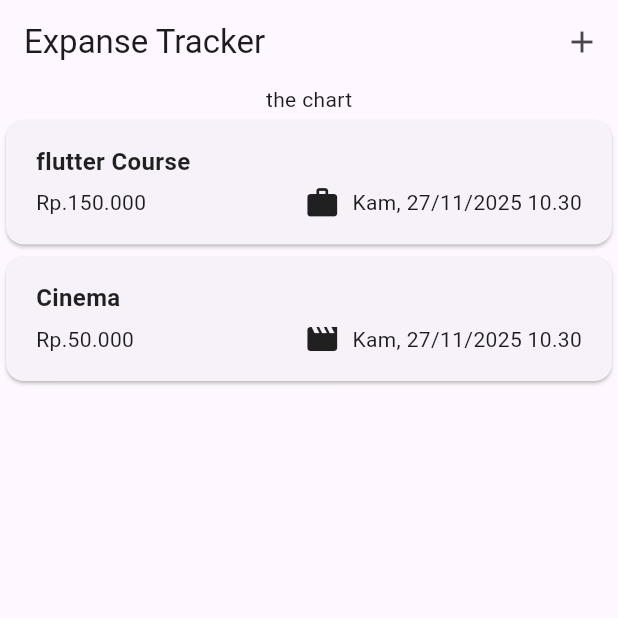
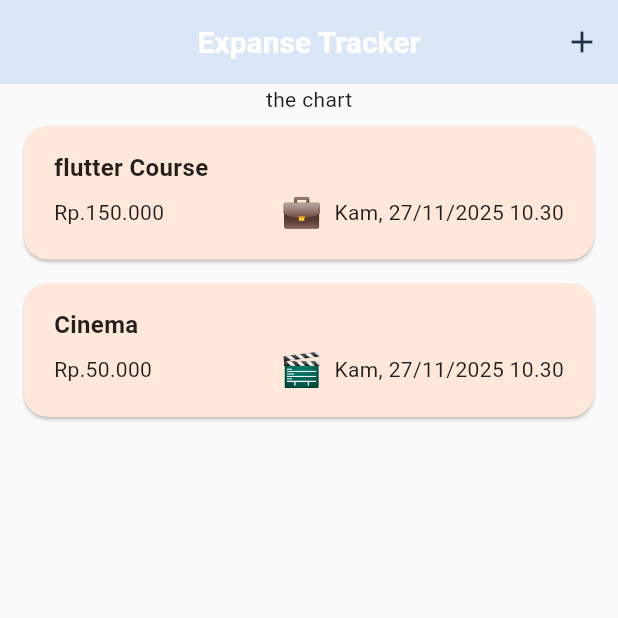
Before and after one commit to themasfebrianto/expense_tracker, a Flutter app: the screen it shows after launch, on a phone screen of 412 x 824 dp, the top half of it. Run offline on Flutter 3.47's test engine with Material 3 defaults, Android fonts, the phone set to English and light mode, and no system bars.

Commit message:
add color scheme

```diff
--- a/lib/Presentation/widgets/expense_item.dart
+++ b/lib/Presentation/widgets/expense_item.dart
@@ -34,7 +34,10 @@ class ExpenseItem extends StatelessWidget {
                 const Spacer(),
                 Row(
                   children: [
-                    Icon(categoryIcons[expenseModel.category]),
+                    Text(
+                      categoryIcons[expenseModel.category]!,
+                      style: const TextStyle(fontSize: 22),
+                    ),
                     const SizedBox(width: 8),
                     Text(expenseModel.formattedDate),
                   ],
--- /dev/null
+++ b/lib/core/constant/app_color_scheme.dart
@@ -0,0 +1,270 @@
+import 'package:flutter/material.dart';
+
+class AppTheme {
+  static final ColorScheme _colorScheme = const ColorScheme(
+    brightness: Brightness.light,
+
+    // Primary (Soft Blue)
+    primary: Color(0xFF7DA7D9),
+    onPrimary: Color(0xFFFFFFFF),
+    primaryContainer: Color(0xFFDBE7F6),
+    onPrimaryContainer: Color(0xFF203047),
+
+    // Secondary (Soft Purple)
+    secondary: Color(0xFFC7B7E5),
+    onSecondary: Color(0xFF33294A),
+    secondaryContainer: Color(0xFFEDE6F7),
+    onSecondaryContainer: Color(0xFF2C2240),
+
+    // Tertiary (Pastel Peach)
+    tertiary: Color(0xFFF3C5A1),
+    onTertiary: Color(0xFF4A2C20),
+    tertiaryContainer: Color(0xFFFFE8D9),
+    onTertiaryContainer: Color(0xFF3A2015),
+
+    // Surface palette
+    surface: Color(0xFFFAFAFA),
+    onSurface: Color(0xFF1F1F1F),
+    onSurfaceVariant: Color(0xFF46494E),
+    surfaceContainerHighest: Color(0xFFE7E9ED),
+
+    // Borders
+    outline: Color(0xFFB8BCC2),
+    outlineVariant: Color(0xFFDFE1E5),
+
+    // Error
+    error: Color(0xFFE28B8B),
+    onError: Color(0xFFFFFFFF),
+    errorContainer: Color(0xFFF8DADA),
+    onErrorContainer: Color(0xFF5E1F1F),
+
+    // Misc
+    inverseSurface: Color(0xFF303030),
+    onInverseSurface: Color(0xFFF0F0F0),
+    inversePrimary: Color(0xFFB3C9EB),
+    surfaceTint: Color(0xFF7DA7D9),
+    scrim: Color(0xFF000000),
+  );
+
+  static ColorScheme get colors => _colorScheme;
+
+  static ThemeData get light {
+    return ThemeData(
+      useMaterial3: true,
+      colorScheme: _colorScheme,
+
+      // -------------------------
+      // Typography (Full M3)
+      // -------------------------
+      textTheme: const TextTheme(
+        headlineLarge: TextStyle(fontWeight: FontWeight.w600, fontSize: 32),
+        headlineMedium: TextStyle(fontWeight: FontWeight.w600, fontSize: 28),
+        headlineSmall: TextStyle(fontWeight: FontWeight.w600, fontSize: 24),
+        bodyLarge: TextStyle(fontSize: 16, height: 1.4),
+        bodyMedium: TextStyle(fontSize: 14, height: 1.4),
+        bodySmall: TextStyle(fontSize: 12, height: 1.4),
+        labelLarge: TextStyle(fontWeight: FontWeight.w600),
+      ),
+
+      // -------------------------
+      // AppBar
+      // -------------------------
+      appBarTheme: AppBarTheme(
+        backgroundColor: _colorScheme.primaryContainer,
+        foregroundColor: _colorScheme.onPrimaryContainer,
+        elevation: 0,
+        centerTitle: true,
+        titleTextStyle: const TextStyle(
+          fontWeight: FontWeight.bold,
+          fontSize: 20,
+        ),
+      ),
+
+      // -------------------------
+      // NavigationBar (Bottom Nav)
+      // -------------------------
+      navigationBarTheme: NavigationBarThemeData(
+        backgroundColor: _colorScheme.surface,
+        indicatorColor: _colorScheme.primaryContainer,
+        labelBehavior: NavigationDestinationLabelBehavior.alwaysShow,
+        elevation: 3,
+      ),
+
+      // -------------------------
+      // FAB
+      // -------------------------
+      floatingActionButtonTheme: FloatingActionButtonThemeData(
+        backgroundColor: _colorScheme.primary,
+        foregroundColor: _colorScheme.onPrimary,
+        elevation: 3,
+        shape: RoundedRectangleBorder(borderRadius: BorderRadius.circular(16)),
+      ),
+
+      // -------------------------
+      // Buttons
+      // -------------------------
+      elevatedButtonTheme: ElevatedButtonThemeData(
+        style: ElevatedButton.styleFrom(
+          backgroundColor: _colorScheme.primary,
+          foregroundColor: _colorScheme.onPrimary,
+          textStyle: const TextStyle(fontWeight: FontWeight.w600),
+          shape: RoundedRectangleBorder(
+            borderRadius: BorderRadius.circular(12),
+          ),
+          padding: const EdgeInsets.symmetric(vertical: 14, horizontal: 20),
+        ),
+      ),
+
+      filledButtonTheme: FilledButtonThemeData(
+        style: FilledButton.styleFrom(
+          padding: const EdgeInsets.symmetric(vertical: 14),
+          shape: RoundedRectangleBorder(
+            borderRadius: BorderRadius.circular(12),
+          ),
+        ),
+      ),
+
+      outlinedButtonTheme: OutlinedButtonThemeData(
+        style: OutlinedButton.styleFrom(
+          foregroundColor: _colorScheme.primary,
+          side: BorderSide(color: _colorScheme.outline),
+          shape: RoundedRectangleBorder(
+            borderRadius: BorderRadius.circular(12),
+          ),
+        ),
+      ),
+
+      textButtonTheme: TextButtonThemeData(
+        style: TextButton.styleFrom(foregroundColor: _colorScheme.primary),
+      ),
+
+      // -------------------------
+      // Card
+      // -------------------------
+      cardTheme: CardThemeData(
+        elevation: 1,
+        margin: const EdgeInsets.symmetric(horizontal: 16, vertical: 8),
+        color: _colorScheme.tertiaryContainer,
+        shape: RoundedRectangleBorder(borderRadius: BorderRadius.circular(16)),
+      ),
+
+      // -------------------------
+      // TextField
+      // -------------------------
+      inputDecorationTheme: InputDecorationTheme(
+        filled: true,
+        fillColor: _colorScheme.surfaceContainerHighest,
+        floatingLabelBehavior: FloatingLabelBehavior.never,
+        contentPadding: const EdgeInsets.symmetric(
+          horizontal: 16,
+          vertical: 14,
+        ),
+        border: OutlineInputBorder(
+          borderRadius: BorderRadius.circular(14),
+          borderSide: BorderSide.none,
+        ),
+      ),
+
+      // -------------------------
+      // ListTile
+      // -------------------------
+      listTileTheme: ListTileThemeData(
+        tileColor: _colorScheme.surface,
+        iconColor: _colorScheme.primary,
+        shape: RoundedRectangleBorder(borderRadius: BorderRadius.circular(12)),
+      ),
+
+      // -------------------------
+      // Divider
+      // -------------------------
+      dividerTheme: DividerThemeData(
+        color: _colorScheme.outlineVariant,
+        space: 24,
+        thickness: 1,
+      ),
+
+      // -------------------------
+      // Chips
+      // -------------------------
+      chipTheme: ChipThemeData(
+        backgroundColor: _colorScheme.secondaryContainer,
+        selectedColor: _colorScheme.primaryContainer,
+        disabledColor: _colorScheme.surfaceContainerHighest,
+        labelStyle: TextStyle(color: _colorScheme.onSecondaryContainer),
+        secondaryLabelStyle: TextStyle(color: _colorScheme.onPrimaryContainer),
+        padding: const EdgeInsets.symmetric(horizontal: 8, vertical: 4),
+        shape: RoundedRectangleBorder(borderRadius: BorderRadius.circular(10)),
+        brightness: Brightness.light,
+      ),
+
+      // -------------------------
+      // Dialogs
+      // -------------------------
+      dialogTheme: DialogThemeData(
+        backgroundColor: _colorScheme.surface,
+        shape: RoundedRectangleBorder(borderRadius: BorderRadius.circular(20)),
+      ),
+
+      // -------------------------
+      // BottomSheet
+      // -------------------------
+      bottomSheetTheme: BottomSheetThemeData(
+        backgroundColor: _colorScheme.surface,
+        elevation: 3,
+        shape: const RoundedRectangleBorder(
+          borderRadius: BorderRadius.vertical(top: Radius.circular(24)),
+        ),
+      ),
+
+      // -------------------------
+      // SnackBar
+      // -------------------------
+      snackBarTheme: SnackBarThemeData(
+        backgroundColor: _colorScheme.primary,
+        contentTextStyle: TextStyle(color: _colorScheme.onPrimary),
+        behavior: SnackBarBehavior.floating,
+        shape: RoundedRectangleBorder(borderRadius: BorderRadius.circular(12)),
+      ),
+
+      // -------------------------
+      // Icon Theme
+      // -------------------------
+      iconTheme: IconThemeData(color: _colorScheme.primary, size: 22),
+
+      // -------------------------
+      // Dropdown Theme
+      // -------------------------
+      dropdownMenuTheme: DropdownMenuThemeData(
+        inputDecorationTheme: InputDecorationTheme(
+          filled: true,
+          fillColor: _colorScheme.surfaceContainerHighest,
+          floatingLabelBehavior: FloatingLabelBehavior.never,
+          contentPadding: const EdgeInsets.symmetric(
+            horizontal: 16,
+            vertical: 14,
+          ),
+          border: OutlineInputBorder(
+            borderRadius: BorderRadius.circular(14),
+            borderSide: BorderSide.none,
+          ),
+          enabledBorder: OutlineInputBorder(
+            borderRadius: BorderRadius.circular(14),
+            borderSide: BorderSide(color: _colorScheme.outline),
+          ),
+          focusedBorder: OutlineInputBorder(
+            borderRadius: BorderRadius.circular(14),
+            borderSide: BorderSide(color: _colorScheme.primary),
+          ),
+        ),
+        textStyle: TextStyle(color: _colorScheme.onSurface, fontSize: 16),
+        menuStyle: MenuStyle(
+          backgroundColor: WidgetStatePropertyAll(_colorScheme.surface),
+          elevation: WidgetStatePropertyAll(3),
+          shape: WidgetStatePropertyAll(
+            RoundedRectangleBorder(borderRadius: BorderRadius.circular(12)),
+          ),
+        ),
+      ),
+    );
+  }
+}
--- a/lib/core/constant/app_constant.dart
+++ b/lib/core/constant/app_constant.dart
@@ -1,9 +1,8 @@
 import 'package:expense_tracker/core/enums/category_enum.dart';
-import 'package:flutter/material.dart';
 
 const categoryIcons = {
-  CategoryEnum.food: Icons.lunch_dining,
-  CategoryEnum.travel: Icons.flight_takeoff,
-  CategoryEnum.leisure: Icons.movie,
-  CategoryEnum.work: Icons.work,
+  CategoryEnum.food: '🍽️',
+  CategoryEnum.travel: '✈️',
+  CategoryEnum.leisure: '🎬',
+  CategoryEnum.work: '💼',
 };
--- a/lib/main.dart
+++ b/lib/main.dart
@@ -1,16 +1,25 @@
 import 'package:expense_tracker/Presentation/pages/expense_page.dart';
+import 'package:expense_tracker/core/constant/app_color_scheme.dart';
 import 'package:intl/date_symbol_data_local.dart';
 import 'package:flutter/material.dart';
 
 void main() async {
   WidgetsFlutterBinding.ensureInitialized();
+  await initializeDateFormatting('id_ID', null);
 
-  await initializeDateFormatting('id_ID', null);
-  runApp(
-    const MaterialApp(
+  runApp(const ExpenseApp());
+}
+
+class ExpenseApp extends StatelessWidget {
+  const ExpenseApp({super.key});
+
+  @override
+  Widget build(BuildContext context) {
+    return MaterialApp(
       title: 'Expense Tracker',
+      theme: AppTheme.light,
       debugShowCheckedModeBanner: false,
-      home: ExpensePage(),
-    ),
-  );
+      home: const ExpensePage(),
+    );
+  }
 }
```
